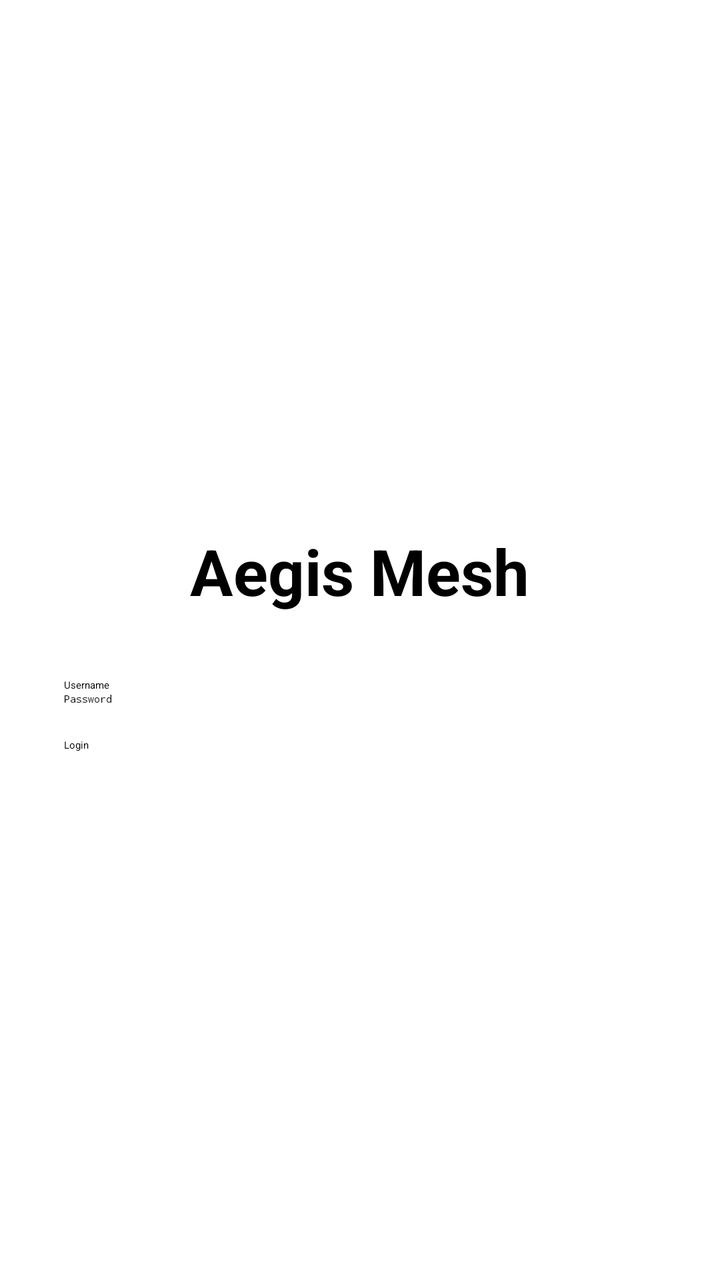
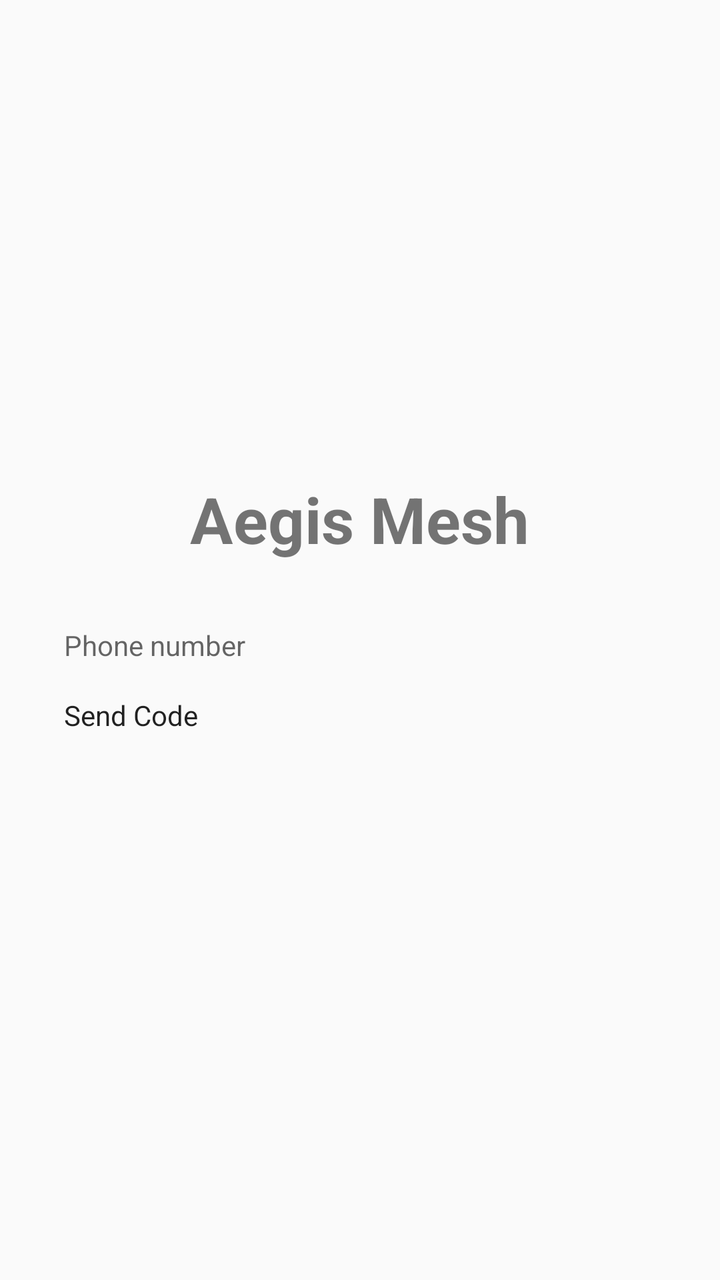

Screens rendered from an Android XML layout before and after an edit, with the pre-edit source and the edit as a unified diff.
<!-- AndroidManifest.xml: application theme Theme.AegisMesh -->
<!-- res/layout/activity_login.xml -->
<?xml version="1.0" encoding="utf-8"?>
<LinearLayout xmlns:android="http://schemas.android.com/apk/res/android"
    android:layout_width="match_parent"
    android:layout_height="match_parent"
    android:orientation="vertical"
    android:padding="32dp"
    android:gravity="center">

    <TextView
        android:layout_width="wrap_content"
        android:layout_height="wrap_content"
        android:text="Aegis Mesh"
        android:textSize="32sp"
        android:textStyle="bold"
        android:layout_marginBottom="32dp"/>

    <EditText
        android:id="@+id/etUsername"
        android:layout_width="match_parent"
        android:layout_height="wrap_content"
        android:hint="Username" />

    <EditText
        android:id="@+id/etPassword"
        android:layout_width="match_parent"
        android:layout_height="wrap_content"
        android:hint="Password"
        android:inputType="textPassword" />

    <Button
        android:id="@+id/btnLogin"
        android:layout_width="match_parent"
        android:layout_height="wrap_content"
        android:text="Login"
        android:layout_marginTop="16dp"/>

    <ProgressBar
        android:id="@+id/progressBar"
        android:layout_width="wrap_content"
        android:layout_height="wrap_content"
        android:visibility="gone"
        android:layout_marginTop="16dp"/>
</LinearLayout>
<!-- resources referenced by this layout -->
<resources>

</resources>

<!-- the commit's change to res/layout/activity_login.xml (unified diff, before → after) -->
@@ -9,35 +9,60 @@
     <TextView
         android:layout_width="wrap_content"
         android:layout_height="wrap_content"
-        android:text="Aegis Mesh"
+        android:text="@string/app_name"
         android:textSize="32sp"
         android:textStyle="bold"
-        android:layout_marginBottom="32dp"/>
+        android:layout_marginBottom="32dp" />
 
     <EditText
-        android:id="@+id/etUsername"
+        android:id="@+id/inputPhoneNumber"
         android:layout_width="match_parent"
         android:layout_height="wrap_content"
-        android:hint="Username" />
+        android:hint="Phone number"
+        android:inputType="phone" />
 
-    <EditText
-        android:id="@+id/etPassword"
+    <Button
+        android:id="@+id/buttonSendOtp"
         android:layout_width="match_parent"
         android:layout_height="wrap_content"
-        android:hint="Password"
-        android:inputType="textPassword" />
+        android:text="Send Code"
+        android:layout_marginTop="16dp" />
 
-    <Button
-        android:id="@+id/btnLogin"
+    <LinearLayout
+        android:id="@+id/otpGroup"
         android:layout_width="match_parent"
         android:layout_height="wrap_content"
-        android:text="Login"
-        android:layout_marginTop="16dp"/>
+        android:orientation="vertical"
+        android:visibility="gone"
+        android:layout_marginTop="24dp">
+
+        <EditText
+            android:id="@+id/inputOtpCode"
+            android:layout_width="match_parent"
+            android:layout_height="wrap_content"
+            android:hint="6-digit code"
+            android:inputType="number"
+            android:maxLength="6" />
+
+        <Button
+            android:id="@+id/buttonVerifyOtp"
+            android:layout_width="match_parent"
+            android:layout_height="wrap_content"
+            android:text="Verify"
+            android:layout_marginTop="16dp" />
+    </LinearLayout>
+
+    <TextView
+        android:id="@+id/textStatus"
+        android:layout_width="match_parent"
+        android:layout_height="wrap_content"
+        android:gravity="center"
+        android:layout_marginTop="16dp" />
 
     <ProgressBar
         android:id="@+id/progressBar"
         android:layout_width="wrap_content"
         android:layout_height="wrap_content"
         android:visibility="gone"
-        android:layout_marginTop="16dp"/>
+        android:layout_marginTop="16dp" />
 </LinearLayout>
<!-- resource entries referenced after the edit -->
@@ -1,5 +1,13 @@
 <!-- resources referenced by this layout -->
 <resources>
-
+  <string name="app_name">Aegis Mesh</string>
+  <style name="Theme.AegisMesh" parent="android:Theme.Material.Light.NoActionBar">
+          <item name="android:colorPrimary">@color/aegis_primary</item>
+          <item name="android:colorPrimaryDark">@color/aegis_primary_dark</item>
+          <item name="android:colorAccent">@color/aegis_accent</item>
+      </style>
+  <color name="aegis_primary">#D32F2F</color>
+  <color name="aegis_primary_dark">#B71C1C</color>
+  <color name="aegis_accent">#FFFFFF</color>
 </resources>
 
